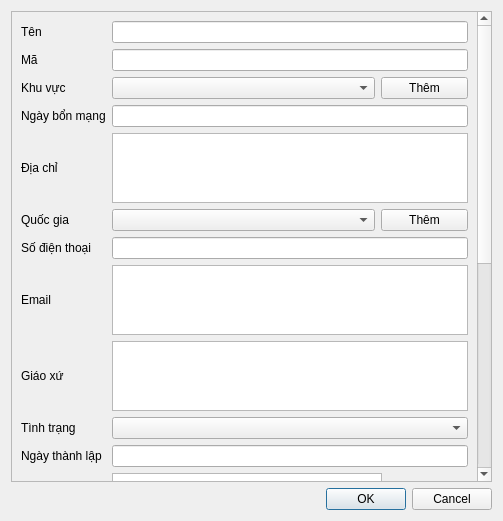
Old version of the form app/view/dialog/dlgcommunity.ui in the repository emtrai/hrm_monastery.
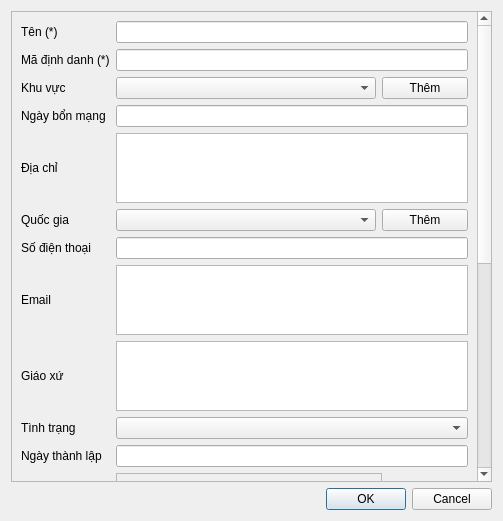
New version of the form. Icons and pictures are not drawn.

```diff
--- a/app/view/dialog/dlgcommunity.ui
+++ b/app/view/dialog/dlgcommunity.ui
@@ -23,7 +23,7 @@
       <property name="geometry">
        <rect>
         <x>0</x>
-        <y>-485</y>
+        <y>-377</y>
         <width>462</width>
         <height>1021</height>
        </rect>
@@ -138,7 +138,7 @@
          <item row="0" column="0">
           <widget class="QLabel" name="label">
            <property name="text">
-            <string>Tên</string>
+            <string>Tên (*)</string>
            </property>
           </widget>
          </item>
@@ -167,7 +167,11 @@
          <item row="11" column="1">
           <layout class="QHBoxLayout" name="horizontalLayout_5">
            <item>
-            <widget class="QGraphicsView" name="imgPicture"/>
+            <widget class="QGraphicsView" name="imgPicture">
+             <property name="enabled">
+              <bool>false</bool>
+             </property>
+            </widget>
            </item>
            <item>
             <widget class="QPushButton" name="pushButton_5">
@@ -227,7 +231,7 @@
          <item row="1" column="0">
           <widget class="QLabel" name="label_3">
            <property name="text">
-            <string>Mã</string>
+            <string>Mã định danh (*)</string>
            </property>
           </widget>
          </item>
```
Left out of the diff: 3 changed lines with no effect on the pictures.
